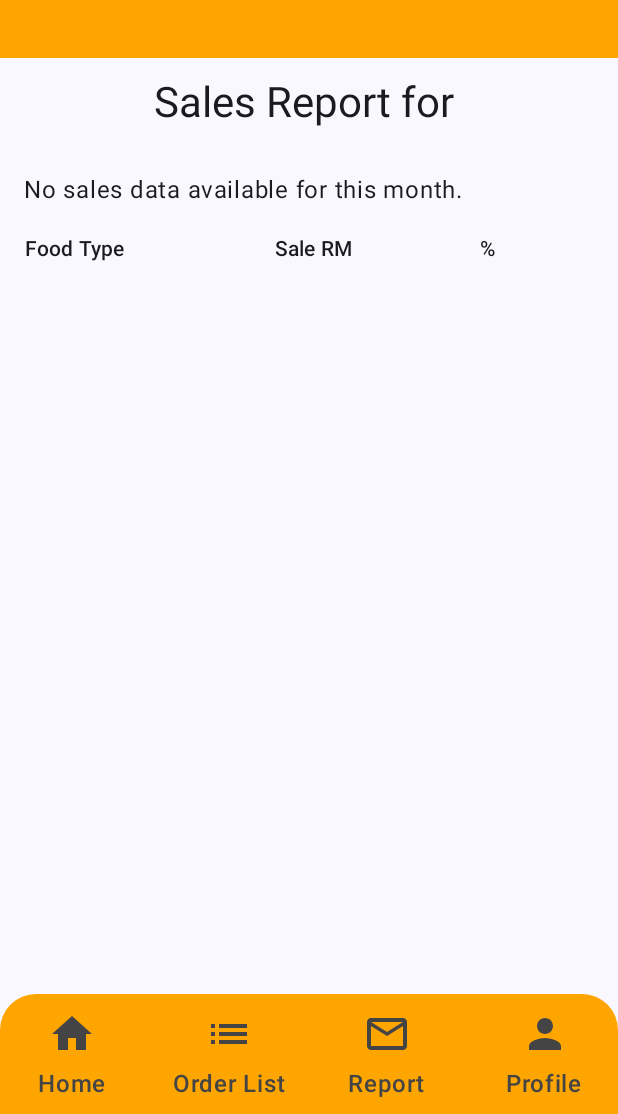
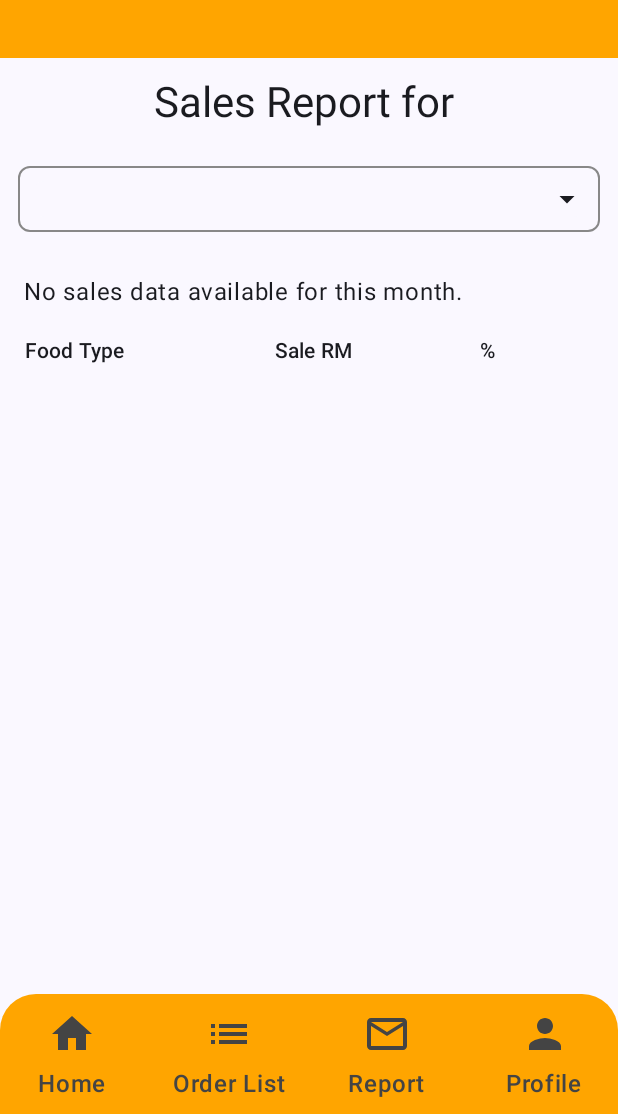
Before and after one commit to Hengjn08/UniCanteen, an Android app built with Jetpack Compose: the composable SaleMonthlyScreen called with empty values, on a phone screen of 412 x 824 dp, the part 122-1236 px from its top. Run offline under Robolectric (Android 15) with nearby library versions, the phone set to English and light mode, and no system bars; our stand-ins replace Room's generated code, livedata-compose; libraries missing offline, so code that uses them is left out: com.github.tehras.charts.

Commit message:
Merge branch 'databaseUpdate' of https://github.com/Hengjn08/UniCanteen
# Conflicts:
#	app/src/main/java/com/example/unicanteen/database/AppDatabase.kt
#	app/src/main/java/com/example/unicanteen/database/OrderDao.kt
#	app/src/main/java/com/example/unicanteen/database/OrderListDao.kt
#	app/src/main/java/com/example/unicanteen/database/PaymentDao.kt
#	app/src/main/java/com/example/unicanteen/database/PaymentDetailsDao.kt

```diff
--- a/app/src/main/java/com/example/unicanteen/Pierre/SaleMonthlyScreen.kt
+++ b/app/src/main/java/com/example/unicanteen/Pierre/SaleMonthlyScreen.kt
@@ -1,8 +1,15 @@
 package com.example.unicanteen.Pierre
 
 import androidx.compose.foundation.background
+import androidx.compose.foundation.border
+import androidx.compose.foundation.clickable
 import androidx.compose.foundation.layout.*
 import androidx.compose.foundation.shape.RoundedCornerShape
+import androidx.compose.material.icons.Icons
+import androidx.compose.material.icons.filled.ArrowDropDown
+import androidx.compose.material3.DropdownMenu
+import androidx.compose.material3.DropdownMenuItem
+import androidx.compose.material3.Icon
 import androidx.compose.material3.MaterialTheme
 import androidx.compose.material3.Scaffold
 import androidx.compose.material3.Text
@@ -17,6 +24,9 @@ import com.example.unicanteen.UniCanteenTopBar
 import com.example.unicanteen.ui.theme.UniCanteenTheme
 import androidx.compose.runtime.livedata.observeAsState
 import androidx.compose.runtime.getValue
+import androidx.compose.runtime.mutableStateOf
+import androidx.compose.runtime.remember
+import androidx.compose.runtime.setValue
 import androidx.lifecycle.viewmodel.compose.viewModel
 import com.example.unicanteen.database.OrderListDao
 import com.github.tehras.charts.piechart.PieChart
@@ -28,6 +38,8 @@ import com.github.tehras.charts.piechart.animation.simpleChartAnimation
 import com.github.tehras.charts.piechart.renderer.SimpleSliceDrawer
 import kotlin.random.Random
 import androidx.compose.ui.Alignment
+import androidx.compose.ui.unit.sp
+import java.util.Calendar
 
 
 object reportSaleCheck : NavigationDestination {
@@ -47,6 +59,11 @@ fun SaleMonthlyScreen(
 ) {
     val viewModel: AdminViewModel = viewModel()  // Use AdminViewModel instead of SalesViewModel
     val salesData by viewModel.getMonthlySalesByFoodType(month, sellerId).observeAsState(emptyList())
+    // Generate a list of months for the dropdown
+    val monthsList = generateMonthsList()
+
+    // State for selected month
+    var selectedMonth by remember { mutableStateOf(month) }
 
     Scaffold(
         modifier = Modifier.fillMaxSize(),
@@ -68,11 +85,18 @@ fun SaleMonthlyScreen(
         ) {
             // Title: Sales Report <<Month>>
             Text(
-                text = "Sales Report for $month",  // Display dynamic month in title
+                text = "Sales Report for $selectedMonth",  // Display dynamic month in title
                 style = MaterialTheme.typography.headlineMedium,
                 modifier = Modifier
                     .padding(12.dp)
                     .align(Alignment.CenterHorizontally)
+            )
+            // Month Selection Dropdown
+            PierreCustomDropdown(
+                selectedItem = selectedMonth,
+                onItemSelected = { selectedMonth = it },
+                items = monthsList,
+                modifier = Modifier.padding(12.dp)
             )
             // Display the pie chart if there are sales data
             if (salesData.isNotEmpty()) {
@@ -95,6 +119,79 @@ fun SaleMonthlyScreen(
             MonthlySalesList(salesData = salesData)
         }
     }
+}
+@Composable
+fun PierreCustomDropdown(
+    selectedItem: String,
+    onItemSelected: (String) -> Unit,
+    items: List<String>,
+    modifier: Modifier = Modifier
+) {
+    // Ensure 'expanded' state is managed correctly
+    var expanded by remember { mutableStateOf(false) }
+
+    Box(
+        modifier = modifier
+            .wrapContentSize()
+            .border(1.dp, Color.Gray, RoundedCornerShape(8.dp))
+            .padding(2.dp)
+            .clickable { expanded = true } // Show dropdown on click
+    ) {
+        Row(
+            modifier = Modifier
+                .fillMaxWidth()
+                .padding(8.dp)
+                .background(MaterialTheme.colorScheme.surface, RoundedCornerShape(8.dp)),
+            verticalAlignment = Alignment.CenterVertically,
+            horizontalArrangement = Arrangement.SpaceBetween
+        ) {
+            Text(
+                text = selectedItem,
+                fontSize = 16.sp,
+                color = Color.Black
+            )
+            Icon(imageVector = Icons.Filled.ArrowDropDown, contentDescription = "Dropdown arrow")
+        }
+
+        DropdownMenu(
+            expanded = expanded,
+            onDismissRequest = { expanded = false },
+            modifier = Modifier.background(MaterialTheme.colorScheme.surface)
+        ) {
+            items.forEach { item ->
+                DropdownMenuItem(
+                    onClick = {
+                        onItemSelected(item) // Call the item selection callback
+                        expanded = false // Close the dropdown
+                    },
+                    text = { Text(text = item, fontSize = 16.sp) }
+                )
+            }
+        }
+    }
+}
+
+fun generateMonthsList(): List<String> {
+    // Get the current date using Calendar
+    val calendar = Calendar.getInstance()
+    val currentYear = calendar.get(Calendar.YEAR)
+    val currentMonth = calendar.get(Calendar.MONTH) + 1 // Months are 0-based in Calendar
+
+    val monthList = mutableListOf<String>()
+
+    for (i in 0..2) { // For the current month and the next two months
+        var month = currentMonth + i
+        var year = currentYear
+
+        if (month > 12) {
+            month -= 12
+            year += 1
+        }
+
+        monthList.add(String.format("%04d-%02d", year, month)) // Format as "YYYY-MM"
+    }
+
+    return monthList
 }
 @Composable
 fun MonthlySalesList(salesData: List<OrderListDao.FoodTypeSalesData>) {
```
